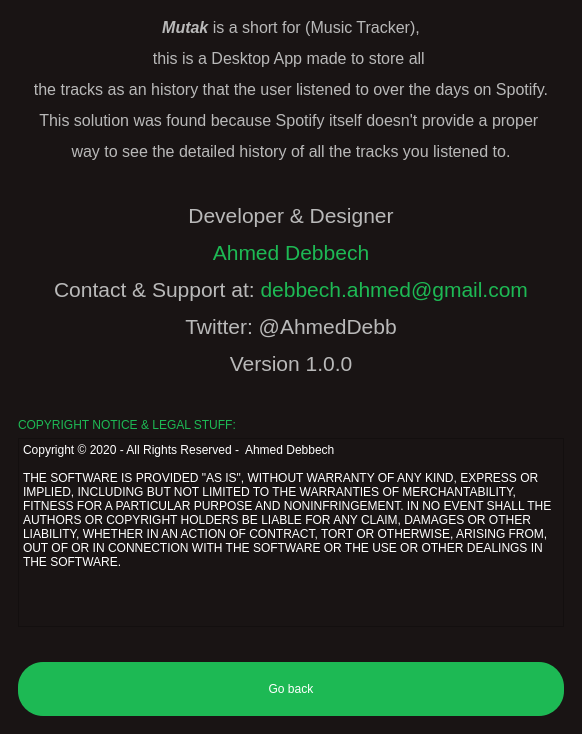
Above: mutak/mainwindow.ui from ahmed-debbech/mutak before the change. Below: the same form after it.
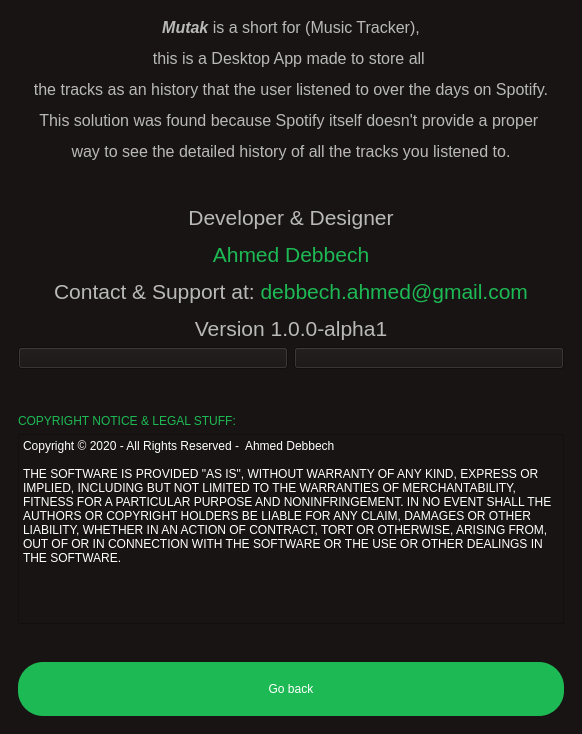
That is the form after the change. The open tabs and pages were chosen to show the change.

Commit message: Add social buttons to about section

The edit to the form file:
```diff
--- a/mutak/mainwindow.ui
+++ b/mutak/mainwindow.ui
@@ -695,10 +695,28 @@
            <string notr="true">font: bold 18pt  '://resources/fonts/Gotham-UltraItalic.otf';</string>
           </property>
           <property name="text">
-           <string>&lt;html&gt;&lt;head/&gt;&lt;body&gt;&lt;p align=&quot;center&quot;&gt;&lt;span style=&quot; font-size:16pt; color:#b9b9b9;&quot;&gt;Developer &amp;amp; Designer&lt;/span&gt;&lt;/p&gt;&lt;p align=&quot;center&quot;&gt;&lt;span style=&quot; font-size:16pt; color:#1db954;&quot;&gt;Ahmed Debbech&lt;/span&gt;&lt;/p&gt;&lt;p align=&quot;center&quot;&gt;&lt;span style=&quot; font-size:16pt; color:#b9b9b9;&quot;&gt;Contact &amp;amp; Support at: &lt;/span&gt;&lt;span style=&quot; font-size:16pt; color:#1db954;&quot;&gt;debbech.ahmed@gmail.com&lt;/span&gt;&lt;/p&gt;&lt;p align=&quot;center&quot;&gt;&lt;span style=&quot; font-size:16pt; color:#b9b9b9;&quot;&gt;Twitter: @AhmedDebb&lt;/span&gt;&lt;/p&gt;&lt;p align=&quot;center&quot;&gt;&lt;span style=&quot; font-size:16pt; color:#b9b9b9;&quot;&gt;Version 1.0.0&lt;/span&gt;&lt;/p&gt;&lt;/body&gt;&lt;/html&gt;</string>
+           <string>&lt;html&gt;&lt;head/&gt;&lt;body&gt;&lt;p align=&quot;center&quot;&gt;&lt;span style=&quot; font-size:16pt; color:#b9b9b9;&quot;&gt;Developer &amp;amp; Designer&lt;/span&gt;&lt;/p&gt;&lt;p align=&quot;center&quot;&gt;&lt;span style=&quot; font-size:16pt; color:#1db954;&quot;&gt;Ahmed Debbech&lt;/span&gt;&lt;/p&gt;&lt;p align=&quot;center&quot;&gt;&lt;span style=&quot; font-size:16pt; color:#b9b9b9;&quot;&gt;Contact &amp;amp; Support at: &lt;/span&gt;&lt;span style=&quot; font-size:16pt; color:#1db954;&quot;&gt;debbech.ahmed@gmail.com&lt;/span&gt;&lt;/p&gt;&lt;p align=&quot;center&quot;&gt;&lt;span style=&quot; font-size:16pt; color:#b9b9b9;&quot;&gt;Version 1.0.0-alpha1&lt;/span&gt;&lt;/p&gt;&lt;/body&gt;&lt;/html&gt;</string>
           </property>
          </widget>
         </item>
+        <item>
+         <layout class="QHBoxLayout" name="horizontalLayout_6">
+          <item>
+           <widget class="QPushButton" name="twitter">
+            <property name="text">
+             <string/>
+            </property>
+           </widget>
+          </item>
+          <item>
+           <widget class="QPushButton" name="linkedin">
+            <property name="text">
+             <string/>
+            </property>
+           </widget>
+          </item>
+         </layout>
+        </item>
         <item>
          <spacer name="verticalSpacer_6">
           <property name="orientation">
```
The commit also changes 5 other files.
